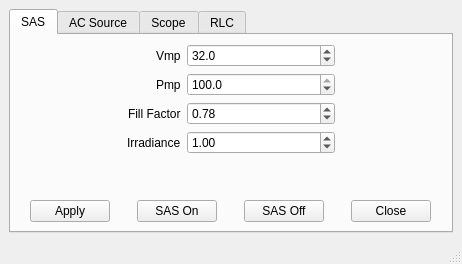
Qt form ui/One_GUI_To_Rule_Them_All.ui (fsd16/One_Gui_To_Rule_Them_All) before a commit.
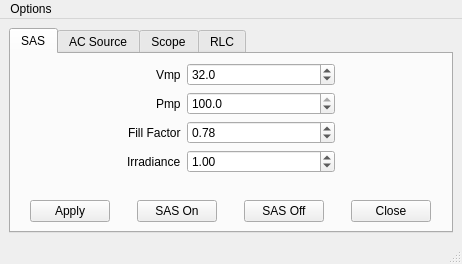
The same form after that commit.

Commit message: Added restore defaults option to menu bar

```diff
--- a/ui/One_GUI_To_Rule_Them_All.ui
+++ b/ui/One_GUI_To_Rule_Them_All.ui
@@ -941,6 +941,13 @@
      <height>22</height>
     </rect>
    </property>
+   <widget class="QMenu" name="menuOptions">
+    <property name="title">
+     <string>Options</string>
+    </property>
+    <addaction name="main_action_restore"/>
+   </widget>
+   <addaction name="menuOptions"/>
   </widget>
   <widget class="QStatusBar" name="statusbar"/>
  </widget>
```
Left out of the diff: 5 changed lines with no effect on the pictures. The commit also changes 2 other files.
